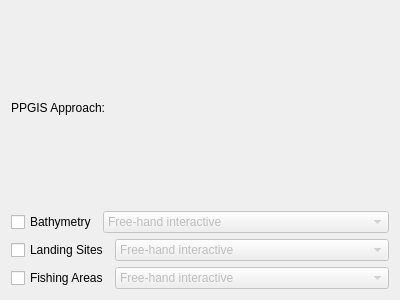
Before: the Qt Designer form page4.ui in doublebyte1/eaf, drawn with Qt 5.
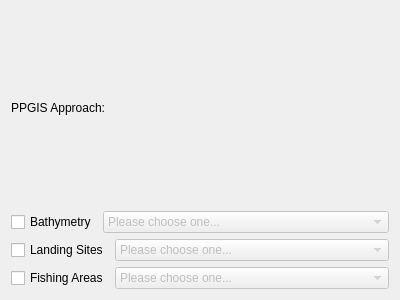
After: the same form once the commit is applied.

Commit message: - Added page 4 of the wizard (grid) and adjusted relevant parts of the code to accomodate this page - Added support for selection by country:  - Added list view, supporting multiple selection; this list view is fed by "g0000_0.shp"  - created memory layer, whose geometry copies the result of filtering "g0000_0" with the selected countries.  - applied clipping operations to the project layers, with the created "selection_layer"

```diff
--- a/page4.ui
+++ b/page4.ui
@@ -17,7 +17,7 @@
    <string>Initiation and Planning</string>
   </property>
   <property name="subTitle">
-   <string>Stakeholder Analysis and Engagement Step</string>
+   <string>Stakeholder Analysis and Engagement</string>
   </property>
   <layout class="QVBoxLayout" name="verticalLayout">
    <item>
@@ -50,6 +50,11 @@
        <property name="enabled">
         <bool>false</bool>
        </property>
+       <item>
+        <property name="text">
+         <string>Please choose one...</string>
+        </property>
+       </item>
        <item>
         <property name="text">
          <string>Free-hand interactive</string>
@@ -89,6 +94,11 @@
        <property name="enabled">
         <bool>false</bool>
        </property>
+       <item>
+        <property name="text">
+         <string>Please choose one...</string>
+        </property>
+       </item>
        <item>
         <property name="text">
          <string>Free-hand interactive</string>
@@ -128,6 +138,11 @@
        <property name="enabled">
         <bool>false</bool>
        </property>
+       <item>
+        <property name="text">
+         <string>Please choose one...</string>
+        </property>
+       </item>
        <item>
         <property name="text">
          <string>Free-hand interactive</string>
```
The commit also changes 19 other files.
